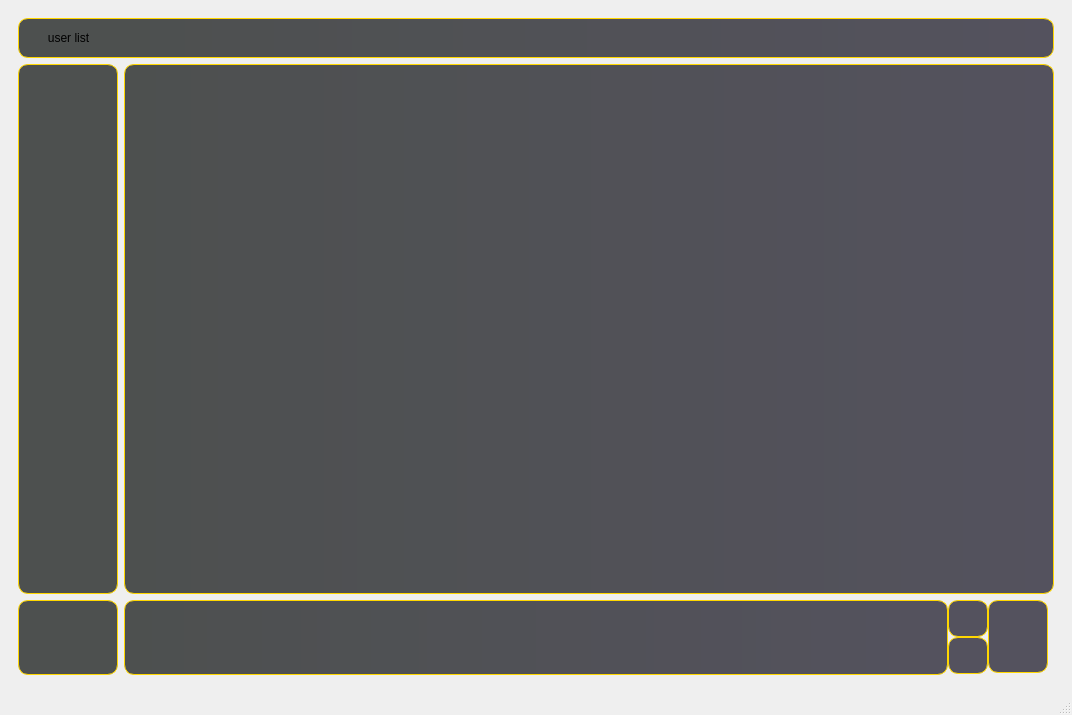
Before: the Qt Designer form src/mainwindow.ui in Cyberah/Text-Messenger, drawn with Qt 5.
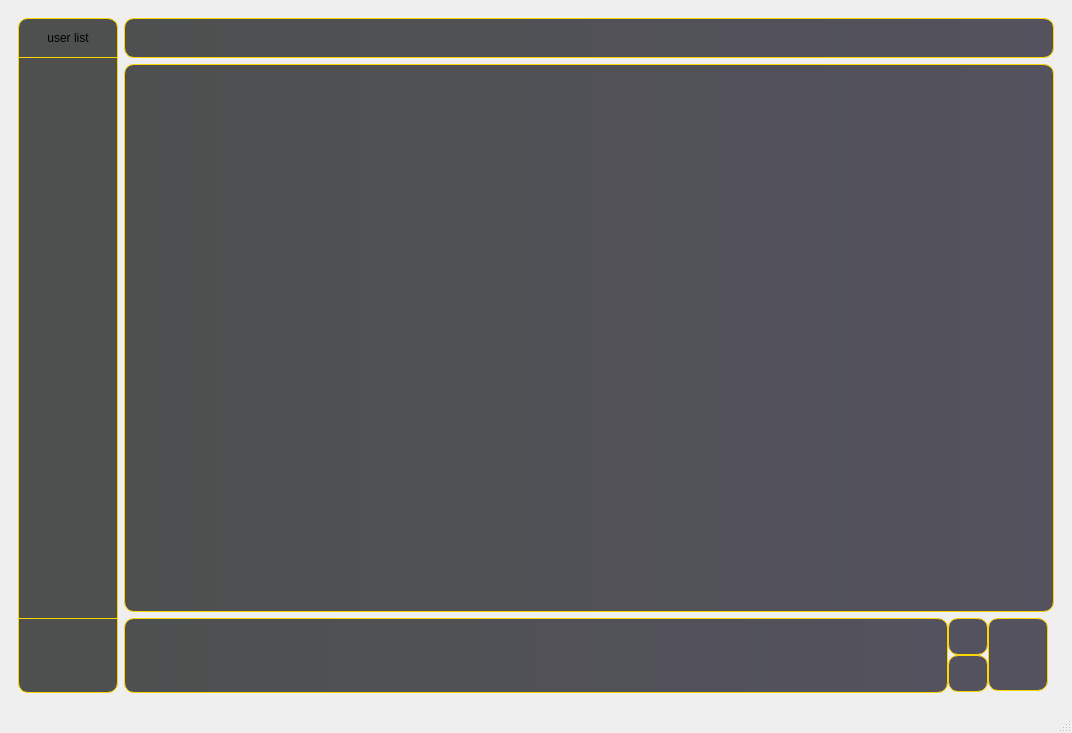
After: the same form once the commit is applied. The open tabs and pages were chosen to show the change. Custom widgets are drawn as their Qt base class.

```diff
--- a/src/mainwindow.ui
+++ b/src/mainwindow.ui
@@ -7,7 +7,7 @@
     <x>0</x>
     <y>0</y>
     <width>1072</width>
-    <height>715</height>
+    <height>733</height>
    </rect>
   </property>
   <property name="windowTitle">
@@ -529,7 +529,19 @@
       </widget>
       <widget class="QWidget" name="page_2">
        <layout class="QGridLayout" name="gridLayout_12">
-        <item row="0" column="0" colspan="3">
+        <item row="1" column="1" colspan="2">
+         <layout class="QGridLayout" name="gridLayout_9" rowstretch="0" columnstretch="0">
+          <item row="0" column="0">
+           <widget class="QPlainTextEdit" name="plainTextEdit">
+            <property name="styleSheet">
+             <string notr="true">border: 1px solid #ffd700; border-radius: 10px;
+background-color: qlineargradient( x1:0 y1:0, x2:1 y2:0, stop:0 #4d504f, stop:1 #54525e);</string>
+            </property>
+           </widget>
+          </item>
+         </layout>
+        </item>
+        <item row="0" column="1" colspan="2">
          <layout class="QGridLayout" name="gridLayout_7">
           <property name="horizontalSpacing">
            <number>0</number>
@@ -550,9 +562,7 @@
             </property>
             <property name="styleSheet">
              <string notr="true">border: 1px solid #ffd700;
-border-top-right-radius: 10px;
-border-bottom-right-radius: 10px;
-border-left: none;
+border-radius: 10px;
 background-color: qlineargradient( x1:0 y1:0, x2:1 y2:0, stop:0 #4d504f, stop:1 #54525e);</string>
             </property>
             <property name="text">
@@ -560,35 +570,6 @@
             </property>
            </widget>
           </item>
-          <item row="0" column="0">
-           <widget class="QLabel" name="label_10">
-            <property name="sizePolicy">
-             <sizepolicy hsizetype="Maximum" vsizetype="Minimum">
-              <horstretch>0</horstretch>
-              <verstretch>0</verstretch>
-             </sizepolicy>
-            </property>
-            <property name="minimumSize">
-             <size>
-              <width>100</width>
-              <height>0</height>
-             </size>
-            </property>
-            <property name="styleSheet">
-             <string notr="true">border: 1px solid #ffd700; 
-border-top-left-radius: 10px;
-border-bottom-left-radius: 10px;
-border-right: none;
-background-color: #4d504f;</string>
-            </property>
-            <property name="text">
-             <string>user list</string>
-            </property>
-            <property name="alignment">
-             <set>Qt::AlignCenter</set>
-            </property>
-           </widget>
-          </item>
          </layout>
         </item>
         <item row="2" column="1">
@@ -744,7 +725,7 @@
           </item>
          </layout>
         </item>
-        <item row="1" column="0" rowspan="2">
+        <item row="0" column="0" rowspan="3">
          <layout class="QGridLayout" name="gridLayout_8">
           <property name="topMargin">
            <number>0</number>
@@ -755,33 +736,10 @@
           <property name="horizontalSpacing">
            <number>6</number>
           </property>
+          <property name="verticalSpacing">
+           <number>0</number>
+          </property>
           <item row="1" column="0">
-           <widget class="QLabel" name="username_label">
-            <property name="sizePolicy">
-             <sizepolicy hsizetype="Minimum" vsizetype="Minimum">
-              <horstretch>0</horstretch>
-              <verstretch>0</verstretch>
-             </sizepolicy>
-            </property>
-            <property name="minimumSize">
-             <size>
-              <width>0</width>
-              <height>75</height>
-             </size>
-            </property>
-            <property name="styleSheet">
-             <string notr="true">border: 1px solid #ffd700; border-radius: 10px;
-background-color: #4d504f;</string>
-            </property>
-            <property name="text">
-             <string/>
-            </property>
-            <property name="alignment">
-             <set>Qt::AlignCenter</set>
-            </property>
-           </widget>
-          </item>
-          <item row="0" column="0">
            <widget class="QListWidget" name="userlistWidget">
             <property name="sizePolicy">
              <sizepolicy hsizetype="Fixed" vsizetype="MinimumExpanding">
@@ -796,7 +754,9 @@
              </size>
             </property>
             <property name="styleSheet">
-             <string notr="true">border: 1px solid #ffd700; border-radius: 10px;
+             <string notr="true">border: 1px solid #ffd700; 
+border-top: none;
+border-bottom: none;
 background-color: #4d504f;</string>
             </property>
             <property name="movement">
@@ -810,15 +770,61 @@
             </property>
            </widget>
           </item>
-         </layout>
-        </item>
-        <item row="1" column="1" colspan="2">
-         <layout class="QGridLayout" name="gridLayout_9" rowstretch="0" columnstretch="0">
+          <item row="2" column="0">
+           <widget class="QLabel" name="username_label">
+            <property name="sizePolicy">
+             <sizepolicy hsizetype="Minimum" vsizetype="Minimum">
+              <horstretch>0</horstretch>
+              <verstretch>0</verstretch>
+             </sizepolicy>
+            </property>
+            <property name="minimumSize">
+             <size>
+              <width>0</width>
+              <height>75</height>
+             </size>
+            </property>
+            <property name="styleSheet">
+             <string notr="true">border: 1px solid #ffd700; 
+
+border-bottom-left-radius: 10px;
+border-bottom-right-radius: 10px;
+background-color: #4d504f;
+</string>
+            </property>
+            <property name="text">
+             <string/>
+            </property>
+            <property name="alignment">
+             <set>Qt::AlignCenter</set>
+            </property>
+           </widget>
+          </item>
           <item row="0" column="0">
-           <widget class="QPlainTextEdit" name="plainTextEdit">
+           <widget class="QLabel" name="label_10">
+            <property name="sizePolicy">
+             <sizepolicy hsizetype="Minimum" vsizetype="Minimum">
+              <horstretch>0</horstretch>
+              <verstretch>0</verstretch>
+             </sizepolicy>
+            </property>
+            <property name="minimumSize">
+             <size>
+              <width>100</width>
+              <height>40</height>
+             </size>
+            </property>
             <property name="styleSheet">
-             <string notr="true">border: 1px solid #ffd700; border-radius: 10px;
-background-color: qlineargradient( x1:0 y1:0, x2:1 y2:0, stop:0 #4d504f, stop:1 #54525e);</string>
+             <string notr="true">border: 1px solid #ffd700; 
+border-top-left-radius: 10px;
+border-top-right-radius: 10px;
+background-color: #4d504f;</string>
+            </property>
+            <property name="text">
+             <string>user list</string>
+            </property>
+            <property name="alignment">
+             <set>Qt::AlignCenter</set>
             </property>
            </widget>
           </item>
```
Left out of the diff: 2 changed lines with no effect on the pictures.
